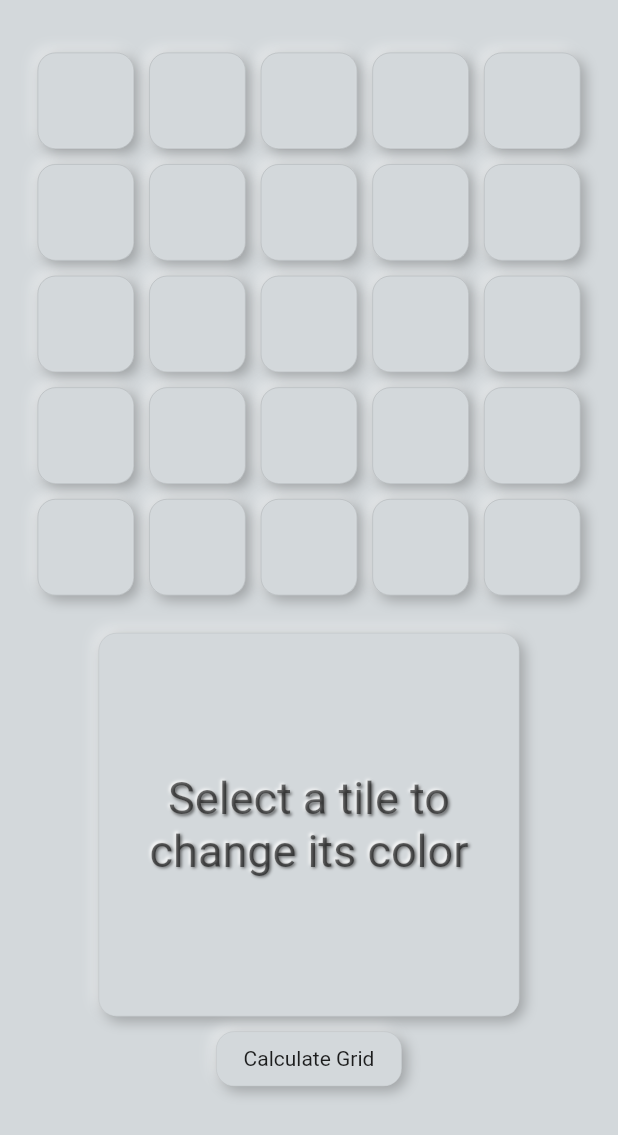
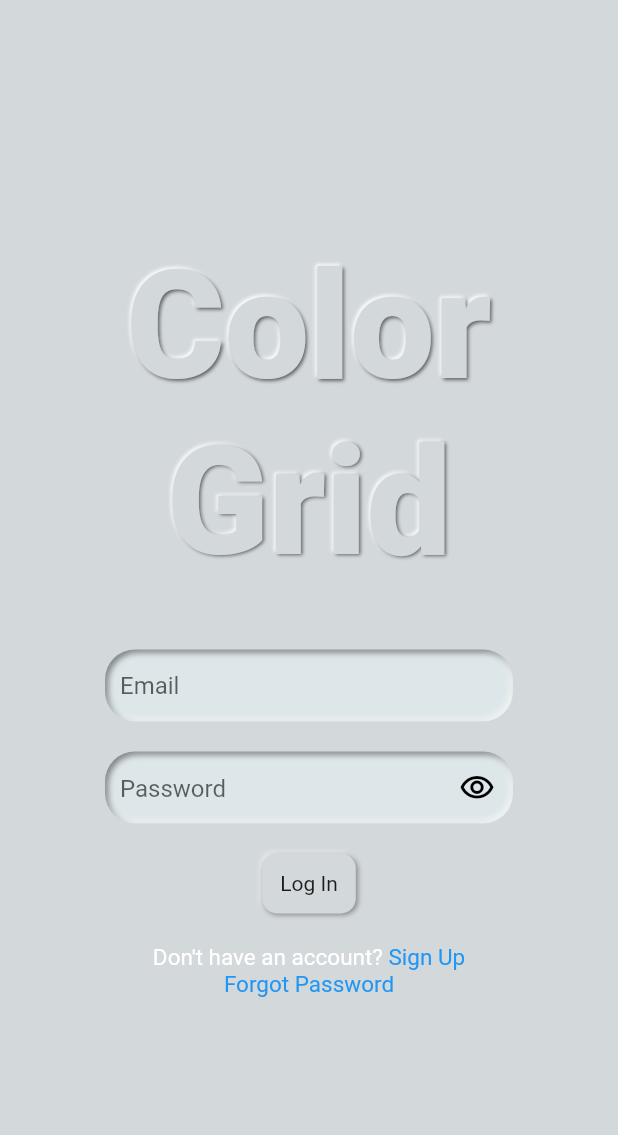
Before and after one commit to evey-dev/color_grid, a Flutter app: the screen it shows after launch, on a phone screen of 412 x 824 dp. Shown: the top 1135 px of the screen. Run offline on Flutter 3.47's test engine with Material 2 defaults, Android fonts, the phone set to English and light mode, and no system bars; drawn by our look-alikes of flutter_neumorphic; our stand-ins replace firebase_auth, firebase_core, flutter_colorpicker; accounts and stored records are empty.

Commit message:
firebase connect + login + signup + a lot more

```diff
--- /dev/null
+++ b/lib/const/color.dart
@@ -0,0 +1,3 @@
+import 'package:flutter/material.dart';
+
+Color backgroundColor = const Color(0xFFD3D8DB);
--- /dev/null
+++ b/lib/const/theme.dart
@@ -0,0 +1,55 @@
+import 'package:flutter_neumorphic/flutter_neumorphic.dart';
+import 'color.dart';
+NeumorphicStyle titleTextStyle = NeumorphicStyle(
+  shape: NeumorphicShape.flat,
+  boxShape:
+  NeumorphicBoxShape.roundRect(BorderRadius.circular(12)),
+  depth: 2.5,
+  lightSource: LightSource.topLeft,
+  intensity: 1,
+  color: backgroundColor,
+);
+
+NeumorphicStyle textStyle = NeumorphicStyle(
+  shape: NeumorphicShape.flat,
+  boxShape: NeumorphicBoxShape.roundRect(BorderRadius.circular(12)),
+  depth: 2,
+  lightSource: LightSource.topLeft,
+  intensity: 1,
+  color: Colors.black54,
+);
+
+NeumorphicStyle textFieldStyle = NeumorphicStyle(
+  shape: NeumorphicShape.concave,
+  boxShape:
+  NeumorphicBoxShape.roundRect(BorderRadius.circular(20)),
+  depth: -4,
+  lightSource: LightSource.topLeft,
+  intensity: 1,
+);
+
+NeumorphicStyle containerStyle = NeumorphicStyle(
+  shape: NeumorphicShape.flat,
+  boxShape: NeumorphicBoxShape.roundRect(BorderRadius.circular(12)),
+  depth: 6,
+  lightSource: LightSource.topLeft,
+  intensity: .5,
+  color: backgroundColor,
+  border: const NeumorphicBorder(color: Colors.black12),
+);
+
+NeumorphicStyle buttonStyle = NeumorphicStyle(
+  shape: NeumorphicShape.flat,
+  depth: 2,
+  boxShape: NeumorphicBoxShape.roundRect(
+      BorderRadius.circular(10)),
+  color: backgroundColor,
+);
+
+NeumorphicStyle circleButtonStyle = NeumorphicStyle(
+  shape: NeumorphicShape.flat,
+  depth: 2,
+  boxShape: NeumorphicBoxShape.roundRect(
+      BorderRadius.circular(50)),
+  color: backgroundColor,
+);
--- a/lib/main.dart
+++ b/lib/main.dart
@@ -1,22 +1,41 @@
 
-import 'package:color_grid/page/color_grid.dart';
+import 'package:color_grid/page/dashboard.dart';
+import 'package:color_grid/page/login_page.dart';
+import 'package:firebase_auth/firebase_auth.dart';
+import 'package:firebase_core/firebase_core.dart';
 import 'package:flutter/services.dart';
 import 'package:flutter_neumorphic/flutter_neumorphic.dart';
+import 'firebase_options.dart';
 
-void main() {
+
+void main() async {
   WidgetsFlutterBinding.ensureInitialized();
+  await Firebase.initializeApp(
+    options: DefaultFirebaseOptions.currentPlatform,
+  );
+
   SystemChrome.setPreferredOrientations([DeviceOrientation.portraitUp])
-      .then((value) => runApp(const MyApp()));
+      .then((value) => runApp(MyApp()));
 }
 
 class MyApp extends StatelessWidget {
-  const MyApp({Key? key}) : super(key: key);
+  final FirebaseAuth instance = FirebaseAuth.instance;
+
+  MyApp({Key? key}) : super(key: key);
 
   @override
   Widget build(BuildContext context) {
-    return const MaterialApp(
-      debugShowCheckedModeBanner: false,
-      home: ColorGrid(),
-    );
+    if (instance.currentUser == null) {
+      return const MaterialApp(
+        debugShowCheckedModeBanner: false,
+        home: LoginPage(),
+      );
+    }
+    else {
+      return const MaterialApp(
+        debugShowCheckedModeBanner: false,
+        home: Dashboard(),
+      );
+    }
   }
 }
--- a/lib/page/color_grid.dart
+++ b/lib/page/color_grid.dart
@@ -1,10 +1,11 @@
 import 'dart:math';
+import 'package:color_grid/const/theme.dart';
 import 'package:color_grid/tools/tile.dart';
 import 'package:flutter_colorpicker/flutter_colorpicker.dart';
 import 'package:flutter_neumorphic/flutter_neumorphic.dart';
 import 'package:color_grid/tools/drag_and_drop_gridview/drag.dart';
 import 'package:color_grid/tools/drag_and_drop_gridview/devdrag.dart';
-
+import 'package:color_grid/const/color.dart';
 class ColorGrid extends StatefulWidget {
   const ColorGrid({Key? key}) : super(key: key);
 
@@ -98,11 +99,11 @@ class _ColorGridState extends State<ColorGrid> {
   @override
   Widget build(BuildContext context) {
     return MaterialApp(
-      theme: ThemeData(scaffoldBackgroundColor: const Color(0xFFD3D8DB)), //0xFFDCDCDC
+      theme: ThemeData(scaffoldBackgroundColor: backgroundColor), //0xFFDCDCDC
       home: Scaffold(
         body: Column(
           children: [
-            SizedBox(height: 10,),
+            const SizedBox(height: 10,),
             DragAndDropGridView(
               gridDelegate: SliverGridDelegateWithFixedCrossAxisCount(
                 crossAxisCount: gridWidth,
@@ -137,15 +138,7 @@ class _ColorGridState extends State<ColorGrid> {
               },
             ),
             Neumorphic(
-              style: NeumorphicStyle(
-                shape: NeumorphicShape.flat,
-                boxShape: NeumorphicBoxShape.roundRect(BorderRadius.circular(12)),
-                depth: 6,
-                lightSource: LightSource.topLeft,
-                intensity: .5,
-                color: const Color(0xFFD3D8DB),
-                border: const NeumorphicBorder(color: Colors.black12),
-              ),
+              style: containerStyle,
               child: ValueListenableBuilder<int>(
                   valueListenable: selected,
                   builder: (BuildContext context, int val, Widget? child) {
@@ -157,18 +150,11 @@ class _ColorGridState extends State<ColorGrid> {
                   }
               ),
             ),
-            SizedBox(height: 10,),
+            const SizedBox(height: 10,),
             NeumorphicButton(
-              style: NeumorphicStyle(
-                shape: NeumorphicShape.flat,
-                boxShape: NeumorphicBoxShape.roundRect(BorderRadius.circular(12)),
-                depth: 6,
-                lightSource: LightSource.topLeft,
-                intensity: .5,
-                color: const Color(0xFFD3D8DB),
-                border: const NeumorphicBorder(color: Colors.black12),
-              ),
-              child: Text('Calculate Grid'),
+              style: buttonStyle,
+              minDistance: 1,
+              child: const Text('Calculate Grid'),
               onPressed: recalculate,
             ),
           ],
@@ -182,7 +168,7 @@ class _ColorGridState extends State<ColorGrid> {
       return Column(
         children: [
           SlidePicker(
-            pickerColor: tiles[val].userColor.value == Colors.transparent ? const Color(0xFFD3D8DB) : tiles[val].userColor.value,
+            pickerColor: tiles[val].userColor.value == Colors.transparent ? backgroundColor : tiles[val].userColor.value,
             onColorChanged: (color) {
               tiles[val].userColor.value = color;
             },
@@ -218,14 +204,7 @@ class _ColorGridState extends State<ColorGrid> {
           'Select a tile to change its color',
           textAlign: TextAlign.center,
           textStyle: NeumorphicTextStyle(fontSize: 30,),
-          style: NeumorphicStyle(
-            shape: NeumorphicShape.flat,
-            boxShape: NeumorphicBoxShape.roundRect(BorderRadius.circular(12)),
-            depth: 2,
-            lightSource: LightSource.topLeft,
-            intensity: 1,
-            color: Colors.black54,
-          ),
+          style: textStyle,
         ),
       );
     }
--- /dev/null
+++ b/lib/page/login_page.dart
@@ -0,0 +1,223 @@
+import 'package:color_grid/const/theme.dart';
+import 'package:color_grid/page/dashboard.dart';
+import 'package:color_grid/page/signup_page.dart';
+import 'package:firebase_auth/firebase_auth.dart';
+import 'package:flutter/gestures.dart';
+import 'package:flutter_neumorphic/flutter_neumorphic.dart';
+import 'package:color_grid/const/color.dart';
+
+class LoginPage extends StatefulWidget {
+  const LoginPage({Key? key}) : super(key: key);
+
+  @override
+  State<LoginPage> createState() => _LoginPageState();
+}
+
+class _LoginPageState extends State<LoginPage> {
+  late bool _passwordVisible;
+  final FirebaseAuth instance = FirebaseAuth.instance;
+
+  String _emailAddress = '';
+  String _password = '';
+  String? _passwordError;
+  String? _emailError;
+
+  @override
+  void initState() {
+    super.initState();
+    _passwordVisible = false;
+  }
+
+  @override
+  Widget build(BuildContext context) {
+    TextStyle linkStyle = const TextStyle(color: Colors.blue);
+    return MaterialApp(
+      theme: ThemeData(scaffoldBackgroundColor: backgroundColor),
+      //0xFFDCDCDC
+      home: Scaffold(
+        body: Center(
+          child: Padding(
+            padding: const EdgeInsets.all(70),
+            child: Column(
+              mainAxisAlignment: MainAxisAlignment.center,
+              children: [
+                NeumorphicText(
+                  'Color Grid',
+                  textAlign: TextAlign.center,
+                  textStyle: NeumorphicTextStyle(
+                    fontSize: 100,
+                    fontWeight: FontWeight.w900
+                  ),
+                  style: titleTextStyle,
+                ),
+                const SizedBox(
+                  height: 20,
+                ),
+                // Image.asset('grid.png'),
+                const SizedBox(
+                  height: 20,
+                ),
+                Neumorphic(
+                  style: textFieldStyle,
+                  child: TextField(
+                    onChanged: (value) => _emailAddress = value,
+                    decoration: const InputDecoration(
+                      contentPadding: EdgeInsets.only(left: 10),
+                      hintText: 'Email',
+                      fillColor: Colors.red,
+                      border: InputBorder.none,
+                      labelStyle: TextStyle(color: Colors.black),
+                      errorText: null,
+                      suffixIcon: null,
+                    ),
+                  ),
+                ),
+                Visibility(
+                  visible: _emailError != null,
+                  child: Padding(
+                    padding: const EdgeInsets.only(top: 5),
+                    child: Text(
+                      _emailError ?? '',
+                      style: const TextStyle(color: Colors.red),
+                    ),
+                  ),
+                ),
+                const SizedBox(
+                  height: 20,
+                ),
+                Neumorphic(
+                  style: textFieldStyle,
+                  child: TextField(
+                    onChanged: (value) => _password = value,
+                    obscureText: !_passwordVisible,
+                    decoration: InputDecoration(
+                      suffixIcon: IconButton(
+                        icon: Icon(
+                          _passwordVisible
+                              ? Icons.visibility
+                              : Icons.visibility_outlined,
+                          color: Colors.black,
+                          // size: 1,
+                        ),
+                        onPressed: () {
+                          _passwordVisible = !_passwordVisible;
+                          setState(() {});
+                        },
+                      ),
+                      contentPadding: const EdgeInsets.only(left: 10, top: 15),
+                      hintText: 'Password',
+                      fillColor: Colors.red,
+                      border: InputBorder.none,
+                      labelStyle: const TextStyle(color: Colors.black),
+                      errorText: null,
+                    ),
+                  ),
+                ),
+                Visibility(
+                  visible: _passwordError != null,
+                  child: Padding(
+                    padding: const EdgeInsets.only(top: 5),
+                    child: Text(
+                      _passwordError ?? '',
+                      style: const TextStyle(color: Colors.red),
+                    ),
+                  ),
+                ),
+                const SizedBox(
+                  height: 20,
+                ),
+                NeumorphicButton(
+                  onPressed: () async {
+                    _emailError = null;
+                    _passwordError = null;
+                    if (_emailAddress.isEmpty) _emailError = 'Please enter an email';
+                    if (_password.isEmpty) _passwordError = 'Please enter a password';
+                    if (!(_emailError == null && _passwordError == null)) {
+                      setState(() {
+                      });
+                      return;
+                    }
+                    try {
+                      await FirebaseAuth.instance.signInWithEmailAndPassword(
+                        email: _emailAddress,
+                        password: _password,
+                      );
+                    } on FirebaseAuthException catch (e) {
+                      print (e.code);
+                      switch (e.code) {
+                        case 'wrong-password':
+                          _passwordError = 'Incorrect password';
+                          break;
+                        case 'user-not-found':
+                          _emailError = 'This email does not exist.';
+                          break;
+                        case 'invalid-email':
+                          _emailError = 'This email is invalid';
+                          break;
+                      }
+                      setState(() {});
+                      return;
+                    } catch (e) {
+                      print(e);
+                      return;
+                    }
+                    Navigator.pushReplacement(context, MaterialPageRoute(builder: (context) => const Dashboard()));
+                  },
+                  minDistance: 1,
+                  style: buttonStyle,
+                  padding: const EdgeInsets.all(12.0),
+                  child: const Text(
+                      'Log In'
+                    // color: ,
+                  ),
+                ),
+                const SizedBox(
+                  height: 20,
+                ),
+                RichText(
+                  textAlign: TextAlign.center,
+                  text: TextSpan(
+                    style: const TextStyle(fontSize: 15),
+                    children: <TextSpan>[
+                      const TextSpan(text: 'Don\'t have an account? '),
+                      TextSpan(
+                          text: 'Sign Up',
+                          style: linkStyle,
+                          recognizer: TapGestureRecognizer()
+                            ..onTap = () {
+                              Navigator.push(context, PageRouteBuilder(
+                                pageBuilder: (c, a1, a2) => const SignupPage(),
+                                transitionsBuilder: (context, animation, secondaryAnimation, child) {
+                                  const begin = Offset(1.0, 0.0);
+                                  const end = Offset.zero;
+                                  final tween = Tween(begin: begin, end: end);
+                                  final offsetAnimation = animation.drive(tween);
+
+                                  return SlideTransition(
+                                    position: offsetAnimation,
+                                    child: child,
+                                  );
+                                },
+                                transitionDuration: const Duration(milliseconds: 250),
+                                reverseTransitionDuration: const Duration(milliseconds: 150),
+                              ),);
+                            }),
+                      const TextSpan(text: '\n'),
+                      TextSpan(
+                          text: 'Forgot Password',
+                          style: linkStyle,
+                          recognizer: TapGestureRecognizer()
+                            ..onTap = () {
+                              print('Forgot Password');
+                            }),
+                    ],
+                  ),
+                )
+              ],
+            ),
+          ),
+        ),
+      ),
+    );
+  }
+}
--- a/lib/tools/tile.dart
+++ b/lib/tools/tile.dart
@@ -1,5 +1,7 @@
 import 'package:flutter_neumorphic/flutter_neumorphic.dart';
-import 'ValueListenableBuilder3.dart';
+import 'value_listenable_builder_3.dart';
+import 'package:color_grid/const/color.dart';
+
 class Tile extends StatefulWidget {
   ValueNotifier<Color> userColor = ValueNotifier(Colors.transparent);
   ValueNotifier<Color> autoColor = ValueNotifier(Colors.transparent);
@@ -46,7 +48,7 @@ class _TileState extends State<Tile> {
                   depth: 6,
                   lightSource: LightSource.topLeft,
                   intensity: .5,
-                  color: color1 == Colors.transparent ? color2 == Colors.transparent ? const Color(0xFFD3D8DB) : color2 : color1,
+                  color: color1 == Colors.transparent ? color2 == Colors.transparent ? backgroundColor : color2 : color1,
                   border: NeumorphicBorder(width:  value ? 2 : .5, color: Colors.black12),
                 ),
                 padding: const EdgeInsets.all(2),
```
Also changed, not shown: lib/page/dashboard.dart (added, +75 -0 lines), lib/page/signup_page.dart (added, +222 -0 lines), lib/tools/drag_and_drop_gridview/gridorbiter.dart (+8 -8 lines), pubspec.yaml (+5 -3 lines), assets/grid.png (added), lib/firebase_options.dart (added), lib/tools/value_listenable_builder_2.dart (renamed from lib/tools/ValueListenableBuilder2.dart), lib/tools/value_listenable_builder_3.dart (renamed from lib/tools/ValueListenableBuilder3.dart), pubspec.lock, 6 other files.
